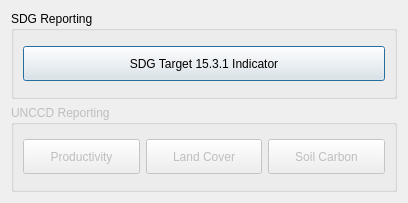
Old version of the form LDMP/gui/DlgReporting.ui in the repository ConservationInternational/trends.earth.
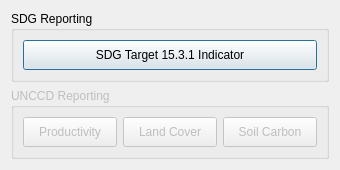
New version of the form.

Patch:
```diff
--- a/LDMP/gui/DlgReporting.ui
+++ b/LDMP/gui/DlgReporting.ui
@@ -6,8 +6,8 @@
    <rect>
     <x>0</x>
     <y>0</y>
-    <width>408</width>
-    <height>203</height>
+    <width>340</width>
+    <height>150</height>
    </rect>
   </property>
   <property name="sizePolicy">
@@ -31,7 +31,7 @@
         <property name="minimumSize">
          <size>
           <width>0</width>
-          <height>35</height>
+          <height>30</height>
          </size>
         </property>
         <property name="text">
@@ -56,7 +56,7 @@
         <property name="minimumSize">
          <size>
           <width>0</width>
-          <height>35</height>
+          <height>30</height>
          </size>
         </property>
         <property name="text">
@@ -69,7 +69,7 @@
         <property name="minimumSize">
          <size>
           <width>0</width>
-          <height>35</height>
+          <height>30</height>
          </size>
         </property>
         <property name="text">
@@ -82,7 +82,7 @@
         <property name="minimumSize">
          <size>
           <width>0</width>
-          <height>35</height>
+          <height>30</height>
          </size>
         </property>
         <property name="text">
```
